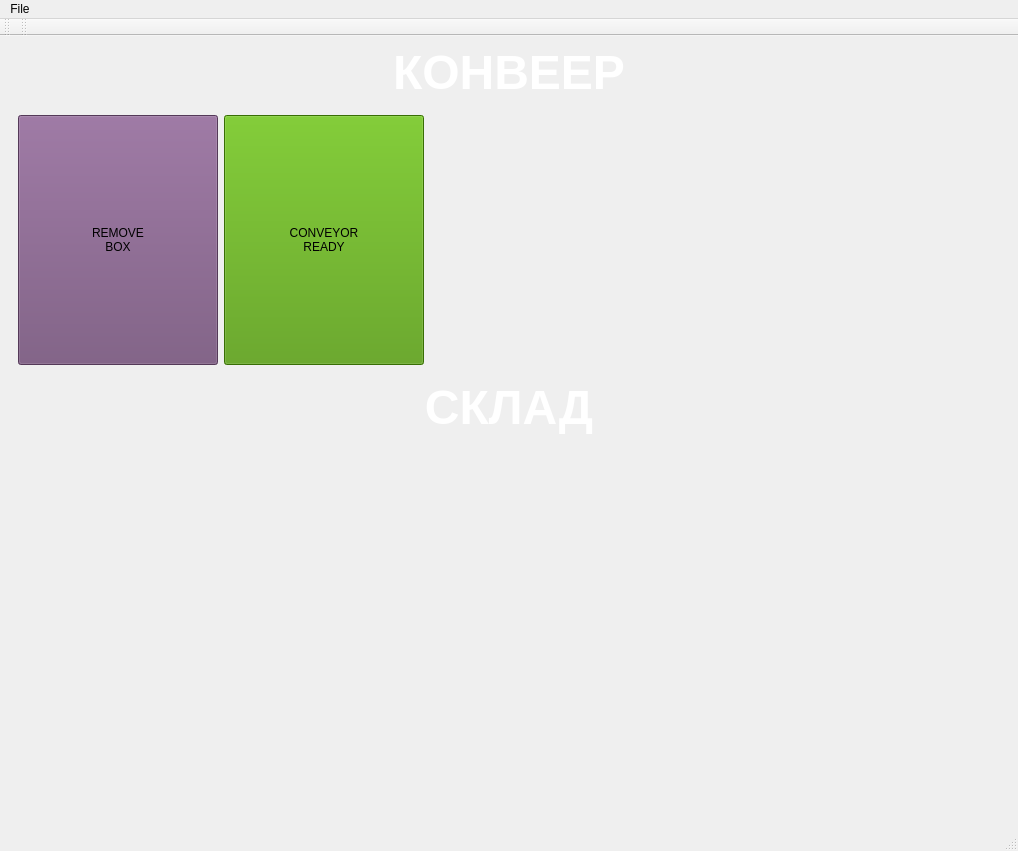
break11/AutoStorage, file App/ExpoVisualisator/mainwindow.ui: the form before one commit.
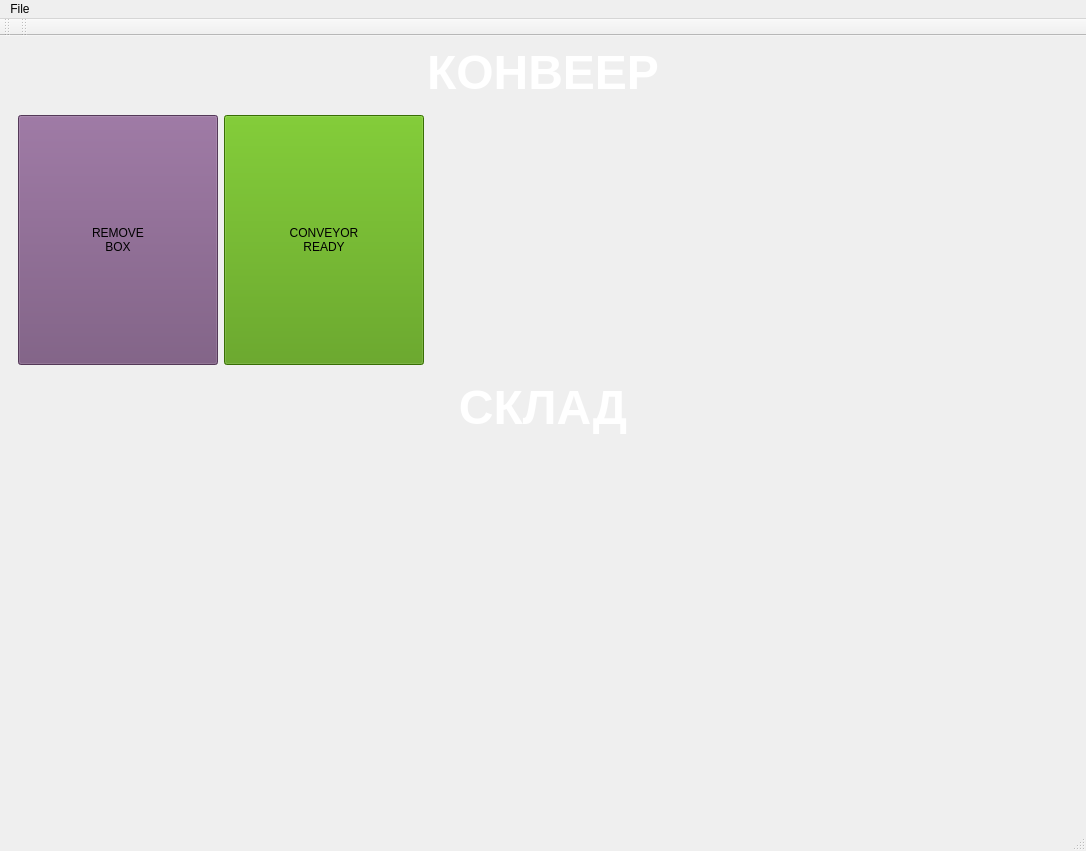
The form after the commit. Icons and pictures are not drawn.

```diff
--- a/App/ExpoVisualisator/mainwindow.ui
+++ b/App/ExpoVisualisator/mainwindow.ui
@@ -6,7 +6,7 @@
    <rect>
     <x>0</x>
     <y>0</y>
-    <width>1018</width>
+    <width>1086</width>
     <height>851</height>
    </rect>
   </property>
@@ -84,6 +84,32 @@
          </property>
         </widget>
        </item>
+       <item>
+        <spacer name="horizontalSpacer_2">
+         <property name="orientation">
+          <enum>Qt::Horizontal</enum>
+         </property>
+         <property name="sizeHint" stdset="0">
+          <size>
+           <width>40</width>
+           <height>20</height>
+          </size>
+         </property>
+        </spacer>
+       </item>
+       <item>
+        <widget class="QLabel" name="lbConveyor">
+         <property name="minimumSize">
+          <size>
+           <width>200</width>
+           <height>250</height>
+          </size>
+         </property>
+         <property name="text">
+          <string/>
+         </property>
+        </widget>
+       </item>
        <item>
         <spacer name="horizontalSpacer">
          <property name="orientation">
@@ -97,6 +123,32 @@
          </property>
         </spacer>
        </item>
+       <item>
+        <widget class="QLabel" name="lbDummy1">
+         <property name="minimumSize">
+          <size>
+           <width>200</width>
+           <height>250</height>
+          </size>
+         </property>
+         <property name="text">
+          <string/>
+         </property>
+        </widget>
+       </item>
+       <item>
+        <widget class="QLabel" name="lbDummy2">
+         <property name="minimumSize">
+          <size>
+           <width>200</width>
+           <height>250</height>
+          </size>
+         </property>
+         <property name="text">
+          <string/>
+         </property>
+        </widget>
+       </item>
       </layout>
      </widget>
     </item>
@@ -177,8 +229,8 @@
     <rect>
      <x>0</x>
      <y>0</y>
-     <width>1018</width>
-     <height>22</height>
+     <width>1086</width>
+     <height>27</height>
     </rect>
    </property>
    <property name="defaultUp">
```
